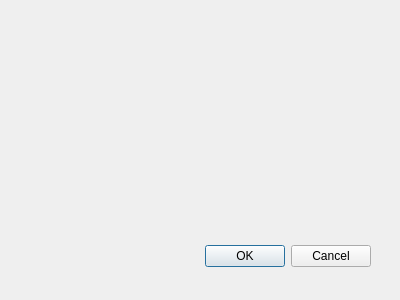
Above: editdialog.ui from Dylan-Gresham/MyLibraryApp before the change. Below: the same form after it.
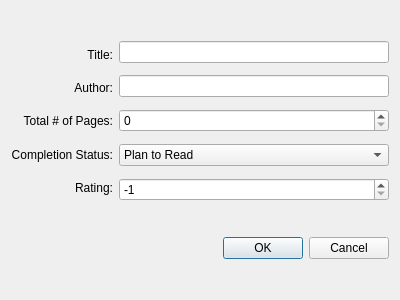
That is the form after the change.

Commit message: Create EditDialog UI and connect Slots

Diff of the .ui file:
```diff
--- a/editdialog.ui
+++ b/editdialog.ui
@@ -15,22 +15,141 @@
   <property name="windowTitle">
    <string>Dialog</string>
   </property>
-  <widget class="QDialogButtonBox" name="buttonBox">
-   <property name="geometry">
-    <rect>
-     <x>30</x>
-     <y>240</y>
-     <width>341</width>
-     <height>32</height>
-    </rect>
-   </property>
-   <property name="orientation">
-    <enum>Qt::Horizontal</enum>
-   </property>
-   <property name="standardButtons">
-    <set>QDialogButtonBox::Cancel|QDialogButtonBox::Ok</set>
-   </property>
-  </widget>
+  <layout class="QVBoxLayout" name="verticalLayout">
+   <item>
+    <layout class="QHBoxLayout" name="labelsAndInputsBox">
+     <item>
+      <layout class="QVBoxLayout" name="labelsBox">
+       <item>
+        <widget class="QLabel" name="label">
+         <property name="text">
+          <string>Title:</string>
+         </property>
+         <property name="alignment">
+          <set>Qt::AlignRight|Qt::AlignTrailing|Qt::AlignVCenter</set>
+         </property>
+        </widget>
+       </item>
+       <item>
+        <widget class="QLabel" name="label_2">
+         <property name="text">
+          <string>Author:</string>
+         </property>
+         <property name="alignment">
+          <set>Qt::AlignRight|Qt::AlignTrailing|Qt::AlignVCenter</set>
+         </property>
+        </widget>
+       </item>
+       <item>
+        <widget class="QLabel" name="label_3">
+         <property name="text">
+          <string>Total # of Pages:</string>
+         </property>
+         <property name="alignment">
+          <set>Qt::AlignRight|Qt::AlignTrailing|Qt::AlignVCenter</set>
+         </property>
+        </widget>
+       </item>
+       <item>
+        <widget class="QLabel" name="label_4">
+         <property name="text">
+          <string>Completion Status:</string>
+         </property>
+         <property name="alignment">
+          <set>Qt::AlignRight|Qt::AlignTrailing|Qt::AlignVCenter</set>
+         </property>
+        </widget>
+       </item>
+       <item>
+        <widget class="QLabel" name="label_5">
+         <property name="text">
+          <string>Rating:</string>
+         </property>
+         <property name="alignment">
+          <set>Qt::AlignRight|Qt::AlignTrailing|Qt::AlignVCenter</set>
+         </property>
+        </widget>
+       </item>
+      </layout>
+     </item>
+     <item>
+      <layout class="QVBoxLayout" name="inputsBox">
+       <property name="spacing">
+        <number>12</number>
+       </property>
+       <item>
+        <widget class="QLineEdit" name="titleInput"/>
+       </item>
+       <item>
+        <widget class="QLineEdit" name="authorInput"/>
+       </item>
+       <item>
+        <widget class="QSpinBox" name="numPagesInput">
+         <property name="maximum">
+          <number>5000</number>
+         </property>
+        </widget>
+       </item>
+       <item>
+        <widget class="QComboBox" name="statusBox">
+         <property name="currentIndex">
+          <number>0</number>
+         </property>
+         <item>
+          <property name="text">
+           <string>Plan to Read</string>
+          </property>
+         </item>
+         <item>
+          <property name="text">
+           <string>Reading</string>
+          </property>
+         </item>
+         <item>
+          <property name="text">
+           <string>Completed</string>
+          </property>
+         </item>
+         <item>
+          <property name="text">
+           <string>Aside</string>
+          </property>
+         </item>
+         <item>
+          <property name="text">
+           <string>Dropped</string>
+          </property>
+         </item>
+        </widget>
+       </item>
+       <item>
+        <widget class="QSpinBox" name="ratingInput">
+         <property name="minimum">
+          <number>-1</number>
+         </property>
+         <property name="maximum">
+          <number>100</number>
+         </property>
+         <property name="value">
+          <number>-1</number>
+         </property>
+        </widget>
+       </item>
+      </layout>
+     </item>
+    </layout>
+   </item>
+   <item>
+    <widget class="QDialogButtonBox" name="buttonBox">
+     <property name="orientation">
+      <enum>Qt::Horizontal</enum>
+     </property>
+     <property name="standardButtons">
+      <set>QDialogButtonBox::Cancel|QDialogButtonBox::Ok</set>
+     </property>
+    </widget>
+   </item>
+  </layout>
  </widget>
  <pixmapfunction/>
  <resources/>
```
Left out of the diff: 5 changed lines with no effect on the pictures. The commit also changes 2 other files.
